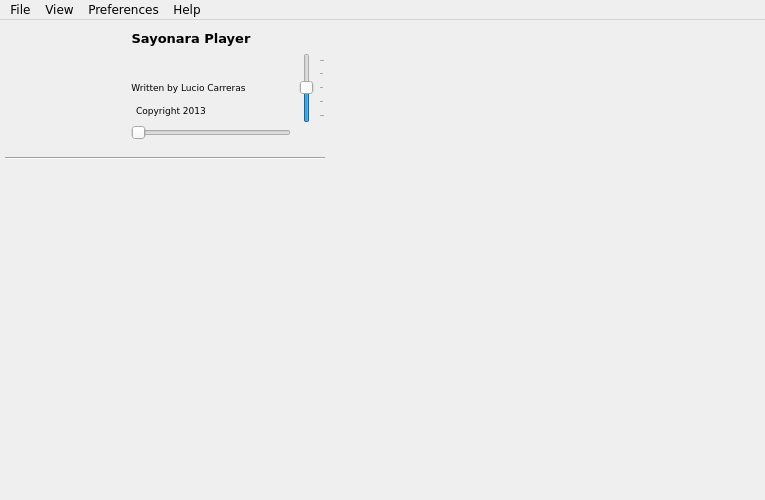
Qt form branches/sayonara-626/src/GUI/player/GUI_Player.ui (shahid334/sayonara-player) before a commit.
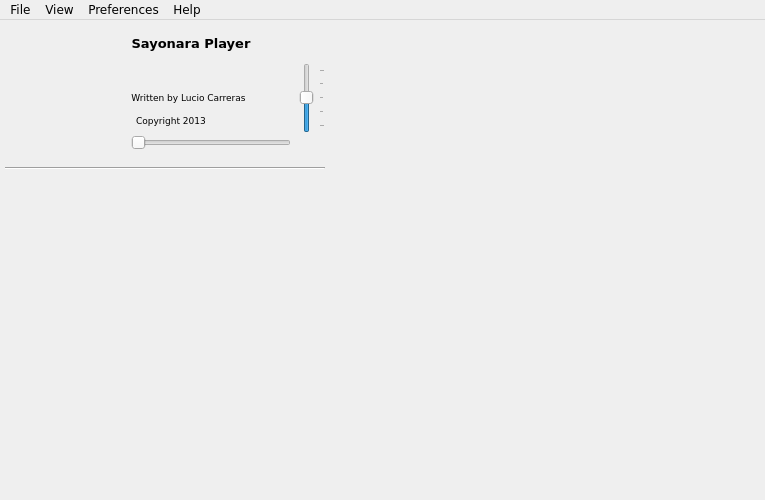
The same form after that commit. Icons and pictures are not drawn. Custom widgets are drawn as their Qt base class.

What changed in the file:
```diff
--- a/branches/sayonara-626/src/GUI/player/GUI_Player.ui
+++ b/branches/sayonara-626/src/GUI/player/GUI_Player.ui
@@ -76,6 +76,12 @@
      <layout class="QHBoxLayout" name="horizontalLayout_3">
       <item>
        <widget class="QLabel" name="lab_sayonara">
+        <property name="sizePolicy">
+         <sizepolicy hsizetype="Preferred" vsizetype="Maximum">
+          <horstretch>0</horstretch>
+          <verstretch>0</verstretch>
+         </sizepolicy>
+        </property>
         <property name="minimumSize">
          <size>
           <width>0</width>
@@ -115,7 +121,7 @@
         <property name="minimumSize">
          <size>
           <width>0</width>
-          <height>30</height>
+          <height>40</height>
          </size>
         </property>
         <property name="maximumSize">
```
Left out of the diff: 70 changed lines with no effect on the pictures.
